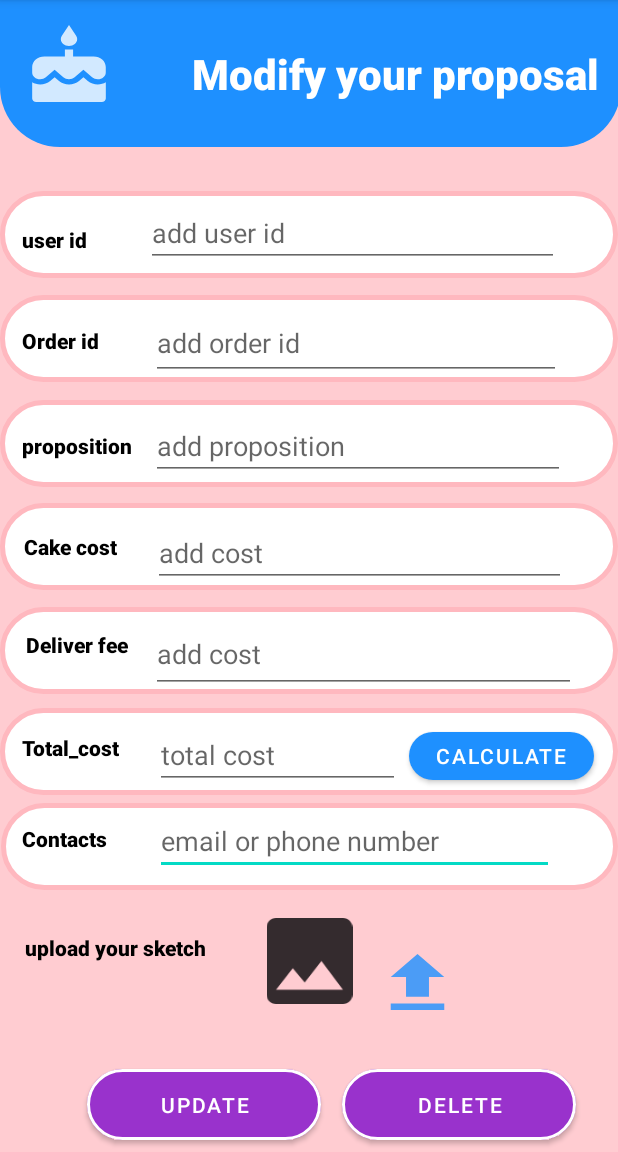
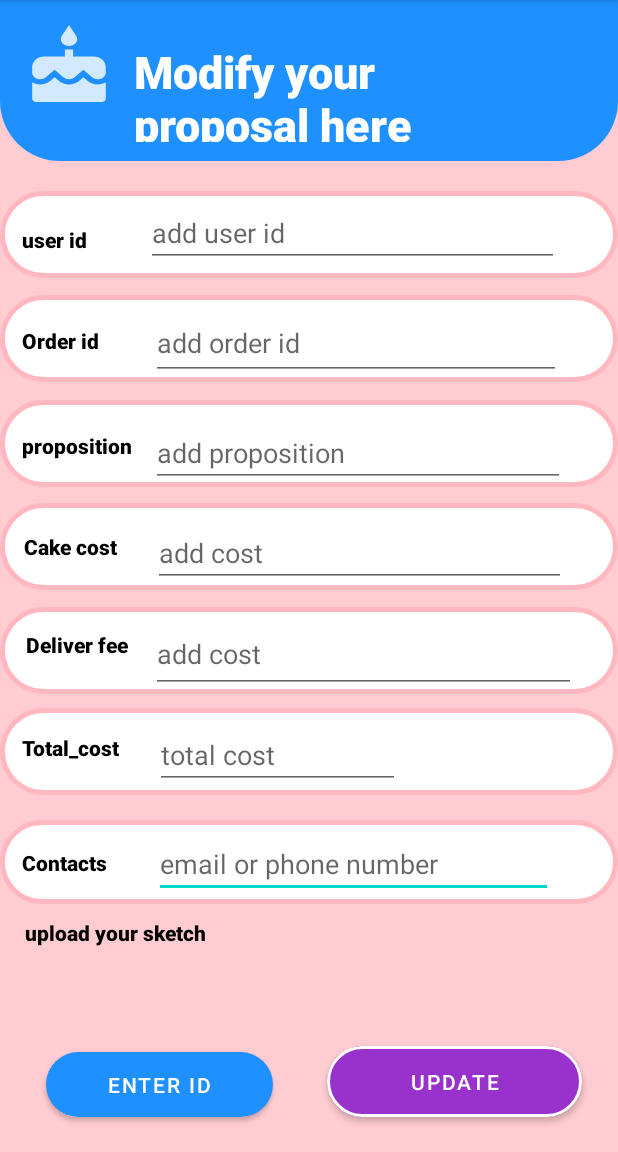
Before and after one commit to shashsan-96/MAD_Cakeque, an Android app: the screen it shows after launch (proposal_modify), after a tap on "MODIFY PROPOSAL", on a phone screen of 412 x 824 dp, the part 84-1236 px from its top. Run offline under Robolectric (Android 15) with nearby library versions, the phone set to English and light mode, and no system bars.

Commit message:
dlete update function created

```diff
--- a/app/src/main/java/com/example/cakeque/create_proposal.java
+++ b/app/src/main/java/com/example/cakeque/create_proposal.java
@@ -45,7 +45,7 @@ public class create_proposal extends AppCompatActivity {
                         edttotalcost.getText().toString(),
                         edtcontacts.getText().toString()  );
 
-                if(isInserted = true)
+                if(isInserted == true)
                     Toast.makeText(create_proposal.this,"Proposal Created",Toast.LENGTH_LONG).show();
 
                 else
--- a/app/src/main/java/com/example/cakeque/proposal_dashboard.java
+++ b/app/src/main/java/com/example/cakeque/proposal_dashboard.java
@@ -1,17 +1,22 @@
 package com.example.cakeque;
 
+import androidx.appcompat.app.AlertDialog;
 import androidx.appcompat.app.AppCompatActivity;
 
+import android.database.Cursor;
 import android.os.Bundle;
 import android.widget.Button;
 import android.content.Intent;
 import android.view.View;
 
 public class proposal_dashboard extends AppCompatActivity {
+
+    DatabaseHelper myDb;
     public Button button;
     public Button button1;
     public Button button3;
     public Button button4;
+    Button viewall;
 
 
 
@@ -20,6 +25,11 @@ public class proposal_dashboard extends AppCompatActivity {
     protected void onCreate(Bundle savedInstanceState) {
         super.onCreate(savedInstanceState);
         setContentView(R.layout.activity_proposal_dashboard);
+        myDb = new DatabaseHelper(this);
+        viewall =(Button) findViewById(R.id.viewprop);
+        viewAll();
+
+
         button =(Button) findViewById(R.id.button9);
 
 
@@ -40,18 +50,8 @@ public class proposal_dashboard extends AppCompatActivity {
         }
     });
 
-        button1 =(Button) findViewById(R.id.button4);
-        button1.setOnClickListener(new View.OnClickListener()
-        {
-            @Override
-            public void onClick(View v) {
-
-                Intent intent1= new Intent(proposal_dashboard.this,view_profile.class);
-                startActivity(intent1);
 
 
-            }
-        });
 
         button3 =(Button) findViewById(R.id.button11);
         button3.setOnClickListener(new View.OnClickListener()
@@ -83,4 +83,46 @@ public class proposal_dashboard extends AppCompatActivity {
 
 
 }
+
+public void viewAll(){
+        viewall.setOnClickListener(new View.OnClickListener() {
+            @Override
+            public void onClick(View v) {
+                Cursor res = myDb.getAllData();
+
+                if(res.getCount()== 0){
+                    //show message
+                    showMessage("Error","Nothing found");
+                    return;
+                }
+                StringBuffer buffer = new StringBuffer();
+                while (res.moveToNext()){
+
+                    buffer.append("UserID :"+ res.getString(0)+"\n");
+                    buffer.append("OrderID :"+ res.getString(1)+"\n");
+                    buffer.append("proposition :"+ res.getString(2)+"\n");
+                    buffer.append("cakecost :"+ res.getString(3)+"\n");
+                    buffer.append("Delivercost :"+ res.getString(4)+"\n");
+                    buffer.append("Totalcost :"+ res.getString(5)+"\n");
+                    buffer.append("Contacts :"+ res.getString(6)+"\n\n");
+
+                }
+
+                //show all data
+                showMessage("Data",buffer.toString());
+
+
+            }
+        });
+
 }
+
+public  void showMessage(String title,String Message){
+
+    AlertDialog.Builder builder = new AlertDialog.Builder(this);
+    builder.setCancelable(true);
+    builder.setTitle(title);
+    builder.setMessage(Message);
+    builder.show();
+}
+}
--- a/app/src/main/java/com/example/cakeque/proposal_modify.java
+++ b/app/src/main/java/com/example/cakeque/proposal_modify.java
@@ -7,15 +7,34 @@ import android.os.Bundle;
 import android.widget.Button;
 import android.content.Intent;
 import android.view.View;
+import android.widget.EditText;
+import android.widget.Toast;
 
 public class proposal_modify extends AppCompatActivity {
+    DatabaseHelper myDb;
     public Button button;
+    EditText edtuser,edtorder,edtproposition,edtcakecost,etddelivercost,edttotalcost,edtcontacts;
+    Button update;
+    Button delete;
 
 
     @Override
     protected void onCreate(Bundle savedInstanceState) {
         super.onCreate(savedInstanceState);
         setContentView(R.layout.activity_proposal_modify);
+        myDb = new DatabaseHelper(this);
+        update = (Button) findViewById(R.id.btnUpdate);
+
+        edtuser = (EditText) findViewById(R.id.userid);
+        edtorder = (EditText) findViewById(R.id.orderid);
+        edtproposition = (EditText) findViewById(R.id.proposition);
+        edtcakecost = (EditText) findViewById(R.id.cakecost);
+        etddelivercost = (EditText) findViewById(R.id.delivery);
+        edttotalcost = (EditText) findViewById(R.id.total);
+        edtcontacts = (EditText) findViewById(R.id.contact);
+        delete = (Button) findViewById(R.id.btnDelete);
+        UpdateData();
+        DeleteData();
 
         button =(Button) findViewById(R.id.cakebtn3);
         button.setOnClickListener(new View.OnClickListener() {
@@ -26,4 +45,45 @@ public class proposal_modify extends AppCompatActivity {
             }
         });
     }
+
+    public void UpdateData(){
+        update.setOnClickListener(new View.OnClickListener() {
+            @Override
+            public void onClick(View v) {
+                boolean isUpdate = myDb.updateData(
+                        edtuser.getText().toString(),
+                        edtorder.getText().toString(),
+                        edtproposition.getText().toString(),
+                        edtcakecost.getText().toString(),
+                        etddelivercost.getText().toString(),
+                        edttotalcost.getText().toString(),
+                        edtcontacts.getText().toString());
+
+                if(isUpdate == true)
+                    Toast.makeText(proposal_modify.this,"update",Toast.LENGTH_LONG).show();
+
+                    else
+                        Toast.makeText(proposal_modify.this,"Proposal Not updated",Toast.LENGTH_LONG).show();
+
+            }
+
+        });
+    }
+
+
+    public void DeleteData(){
+
+        delete.setOnClickListener(new View.OnClickListener() {
+            @Override
+            public void onClick(View v) {
+                Integer deletedRows =myDb.deleteData(edtorder.getText().toString());
+                if(deletedRows > 0)
+                    Toast.makeText(proposal_modify.this,"proposal deleted",Toast.LENGTH_LONG).show();
+
+                else
+                    Toast.makeText(proposal_modify.this,"Proposal Not deleted",Toast.LENGTH_LONG).show();
+
+            }
+        });
+    }
 }
--- a/app/src/main/java/com/example/cakeque/view_profile.java
+++ b/app/src/main/java/com/example/cakeque/view_profile.java
@@ -8,12 +8,14 @@ import android.content.Intent;
 import android.view.View;
 
 public class view_profile extends AppCompatActivity {
+
     public Button button;
 
     @Override
     protected void onCreate(Bundle savedInstanceState) {
         super.onCreate(savedInstanceState);
         setContentView(R.layout.activity_view_profile);
+
 
         button =(Button) findViewById(R.id.cakebtn3);
         button.setOnClickListener(new View.OnClickListener() {
--- a/app/src/main/res/layout/activity_proposal_dashboard.xml
+++ b/app/src/main/res/layout/activity_proposal_dashboard.xml
@@ -41,7 +41,7 @@
         app:layout_constraintVertical_bias="0.039" />
 
     <Button
-        android:id="@+id/button4"
+        android:id="@+id/viewprop"
         android:layout_width="237dp"
         android:layout_height="59dp"
         android:drawableRight="@drawable/view"
--- a/app/src/main/res/layout/activity_proposal_modify.xml
+++ b/app/src/main/res/layout/activity_proposal_modify.xml
@@ -7,46 +7,30 @@
     android:background="@color/pink_back"
     tools:context=".proposal_modify">
 
-    <Button
-        android:id="@+id/button8"
-        android:layout_width="156dp"
-        android:layout_height="59dp"
-        android:text="@string/uploadbtn"
-        app:backgroundTint="@color/darkviolet"
-        app:cornerRadius="30dp"
-        app:layout_constraintBottom_toBottomOf="parent"
-        app:layout_constraintEnd_toEndOf="parent"
-        app:layout_constraintHorizontal_bias="0.227"
-        app:layout_constraintStart_toStartOf="parent"
-        app:layout_constraintTop_toTopOf="parent"
-        app:layout_constraintVertical_bias="0.997"
-        app:strokeColor="@color/white"
-        app:strokeWidth="2dp" />
-
     <TextView
         android:id="@+id/textView25"
-        android:layout_width="411dp"
-        android:layout_height="58dp"
+        android:layout_width="0dp"
+        android:layout_height="56dp"
         android:background="@drawable/formrectngle"
         app:layout_constraintBottom_toTopOf="@+id/textView23"
         app:layout_constraintEnd_toEndOf="parent"
-        app:layout_constraintHorizontal_bias="1.0"
+        app:layout_constraintHorizontal_bias="0.0"
         app:layout_constraintStart_toStartOf="parent"
         app:layout_constraintTop_toBottomOf="@+id/textView16"
-        app:layout_constraintVertical_bias="0.163"
+        app:layout_constraintVertical_bias="0.65"
         app:lineHeight="20dp" />
 
-    <com.google.android.material.textfield.TextInputEditText
-        android:id="@+id/editText8"
+    <EditText
+        android:id="@+id/contact"
         android:layout_width="266dp"
         android:layout_height="42dp"
         android:hint="email or phone number"
         app:layout_constraintBottom_toBottomOf="parent"
         app:layout_constraintEnd_toEndOf="parent"
-        app:layout_constraintHorizontal_bias="0.71"
+        app:layout_constraintHorizontal_bias="0.703"
         app:layout_constraintStart_toStartOf="parent"
         app:layout_constraintTop_toTopOf="parent"
-        app:layout_constraintVertical_bias="0.746" />
+        app:layout_constraintVertical_bias="0.767" />
 
     <TextView
         android:id="@+id/textView26"
@@ -60,50 +44,49 @@
         app:layout_constraintHorizontal_bias="0.044"
         app:layout_constraintStart_toStartOf="parent"
         app:layout_constraintTop_toTopOf="parent"
-        app:layout_constraintVertical_bias="0.748" />
+        app:layout_constraintVertical_bias="0.77" />
 
     <Button
-        android:id="@+id/button13"
-        android:layout_width="156dp"
+        android:id="@+id/btnUpdate"
+        android:layout_width="170dp"
         android:layout_height="59dp"
-        android:text="@string/deletebtn"
+        android:text="Update"
         app:backgroundTint="@color/darkviolet"
         app:cornerRadius="30dp"
         app:layout_constraintBottom_toBottomOf="parent"
         app:layout_constraintEnd_toEndOf="parent"
-        app:layout_constraintHorizontal_bias="0.89"
+        app:layout_constraintHorizontal_bias="0.901"
         app:layout_constraintStart_toStartOf="parent"
         app:layout_constraintTop_toTopOf="parent"
-        app:layout_constraintVertical_bias="0.997"
+        app:layout_constraintVertical_bias="0.976"
         app:strokeColor="@color/white"
         app:strokeWidth="2dp" />
 
     <TextView
         android:id="@+id/textView3"
-        android:layout_width="414dp"
-        android:layout_height="98dp"
+        android:layout_width="0dp"
+        android:layout_height="107dp"
         android:background="@drawable/myshape"
         app:layout_constraintBottom_toBottomOf="parent"
         app:layout_constraintEnd_toEndOf="parent"
-        app:layout_constraintHorizontal_bias="0.0"
         app:layout_constraintStart_toStartOf="parent"
         app:layout_constraintTop_toTopOf="parent"
         app:layout_constraintVertical_bias="0.0" />
 
     <TextView
         android:id="@+id/textView7"
-        android:layout_width="284dp"
-        android:layout_height="46dp"
+        android:layout_width="259dp"
+        android:layout_height="67dp"
         android:fontFamily="sans-serif-black"
-        android:text="@string/modifynote"
+        android:text="@string/prodmodifylabel"
         android:textColor="@color/white"
-        android:textSize="28sp"
+        android:textSize="30sp"
         app:layout_constraintBottom_toBottomOf="parent"
         app:layout_constraintEnd_toEndOf="parent"
-        app:layout_constraintHorizontal_bias="1.0"
+        app:layout_constraintHorizontal_bias="0.585"
         app:layout_constraintStart_toStartOf="parent"
         app:layout_constraintTop_toTopOf="parent"
-        app:layout_constraintVertical_bias="0.042" />
+        app:layout_constraintVertical_bias="0.039" />
 
     <Button
         android:id="@+id/cakebtn3"
@@ -131,8 +114,8 @@
         app:layout_constraintVertical_bias="0.376"
         app:lineHeight="20dp" />
 
-    <com.google.android.material.textfield.TextInputEditText
-        android:id="@+id/editText"
+    <EditText
+        android:id="@+id/proposition"
         android:layout_width="276dp"
         android:layout_height="43dp"
         android:hint="add proposition"
@@ -141,7 +124,7 @@
         app:layout_constraintHorizontal_bias="0.74"
         app:layout_constraintStart_toStartOf="parent"
         app:layout_constraintTop_toTopOf="parent"
-        app:layout_constraintVertical_bias="0.382" />
+        app:layout_constraintVertical_bias="0.388" />
 
     <TextView
         android:id="@+id/textView13"
@@ -156,8 +139,8 @@
         app:layout_constraintVertical_bias="0.57"
         app:lineHeight="20dp" />
 
-    <com.google.android.material.textfield.TextInputEditText
-        android:id="@+id/editText4"
+    <EditText
+        android:id="@+id/delivery"
         android:layout_width="283dp"
         android:layout_height="51dp"
         android:hint="add cost"
@@ -194,8 +177,8 @@
         app:layout_constraintVertical_bias="0.472"
         app:lineHeight="20dp" />
 
-    <com.google.android.material.textfield.TextInputEditText
-        android:id="@+id/editText3"
+    <EditText
+        android:id="@+id/cakecost"
         android:layout_width="275dp"
         android:layout_height="45dp"
         android:hint="add cost"
@@ -227,7 +210,7 @@
 
     <TextView
         android:id="@+id/textView16"
-        android:layout_width="412dp"
+        android:layout_width="0dp"
         android:layout_height="58dp"
         android:background="@drawable/formrectngle"
         app:layout_constraintBottom_toBottomOf="parent"
@@ -237,8 +220,8 @@
         app:layout_constraintTop_toBottomOf="@+id/textView13"
         app:layout_constraintVertical_bias="0.038" />
 
-    <com.google.android.material.textfield.TextInputEditText
-        android:id="@+id/editText6"
+    <EditText
+        android:id="@+id/total"
         android:layout_width="163dp"
         android:layout_height="40dp"
         android:hint="total cost"
@@ -333,7 +316,8 @@
         app:layout_constraintTop_toTopOf="parent"
         app:layout_constraintVertical_bias="0.653" />
 
-    <com.google.android.material.textfield.TextInputEditText
+    <EditText
+        android:id="@+id/userid"
         android:layout_width="275dp"
         android:layout_height="43dp"
         android:hint="add user id"
@@ -344,7 +328,8 @@
         app:layout_constraintTop_toTopOf="parent"
         app:layout_constraintVertical_bias="0.186" />
 
-    <com.google.android.material.textfield.TextInputEditText
+    <EditText
+        android:id="@+id/orderid"
         android:layout_width="273dp"
         android:layout_height="49dp"
         android:hint="add order id"
@@ -356,18 +341,18 @@
         app:layout_constraintVertical_bias="0.284" />
 
     <Button
-        android:id="@+id/button7"
-        android:layout_width="123dp"
-        android:layout_height="44dp"
-        android:text="@string/calbtn"
+        android:id="@+id/btnDelete"
+        android:layout_width="151dp"
+        android:layout_height="55dp"
+        android:text="enter id"
         app:backgroundTint="@color/dogeblu"
         app:cornerRadius="30dp"
         app:layout_constraintBottom_toBottomOf="parent"
         app:layout_constraintEnd_toEndOf="parent"
-        app:layout_constraintHorizontal_bias="0.944"
+        app:layout_constraintHorizontal_bias="0.117"
         app:layout_constraintStart_toStartOf="parent"
         app:layout_constraintTop_toTopOf="parent"
-        app:layout_constraintVertical_bias="0.666" />
+        app:layout_constraintVertical_bias="0.976" />
 
     <TextView
         android:id="@+id/textView23"
@@ -381,32 +366,7 @@
         app:layout_constraintHorizontal_bias="0.061"
         app:layout_constraintStart_toStartOf="parent"
         app:layout_constraintTop_toBottomOf="@+id/textView16"
-        app:layout_constraintVertical_bias="0.457" />
-
-    <ImageView
-        android:id="@+id/imageView6"
-        android:layout_width="71dp"
-        android:layout_height="57dp"
-        app:layout_constraintBottom_toBottomOf="parent"
-        app:layout_constraintEnd_toEndOf="parent"
-        app:layout_constraintStart_toStartOf="parent"
-        app:layout_constraintTop_toBottomOf="@+id/textView25"
-        app:layout_constraintVertical_bias="0.16"
-        app:srcCompat="@drawable/image"
-        tools:ignore="VectorDrawableCompat" />
-
-    <Button
-        android:id="@+id/button14"
-        android:layout_width="43dp"
-        android:layout_height="37dp"
-        android:background="@drawable/upload"
-        app:backgroundTint="@color/dogeblu"
-        app:layout_constraintBottom_toTopOf="@+id/button13"
-        app:layout_constraintEnd_toEndOf="parent"
-        app:layout_constraintHorizontal_bias="0.118"
-        app:layout_constraintStart_toEndOf="@+id/imageView6"
-        app:layout_constraintTop_toBottomOf="@+id/textView25"
-        app:layout_constraintVertical_bias="0.56" />
+        app:layout_constraintVertical_bias="0.41" />
 
 
 </androidx.constraintlayout.widget.ConstraintLayout>
```
Also changed, not shown: app/src/main/java/com/example/cakeque/DatabaseHelper.java (+29 -0 lines), app/src/main/res/layout/activity_create_proposal.xml (+0 -26 lines).
